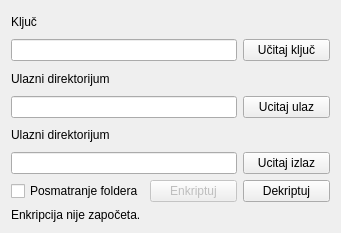
First picture: the form in appgui.ui, repository Pritilender/CryptoLab, before the edit.
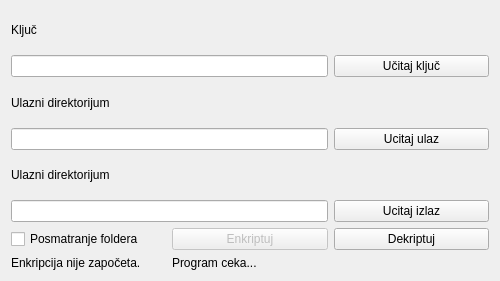
Second picture: the form after the edit.

Diff of the .ui file:
```diff
--- a/appgui.ui
+++ b/appgui.ui
@@ -6,8 +6,8 @@
    <rect>
     <x>0</x>
     <y>0</y>
-    <width>341</width>
-    <height>233</height>
+    <width>500</width>
+    <height>281</height>
    </rect>
   </property>
   <property name="windowTitle">
@@ -195,6 +195,13 @@
        </item>
       </layout>
      </item>
+     <item row="4" column="1">
+      <widget class="QLabel" name="lblRunning">
+       <property name="text">
+        <string>Program ceka...</string>
+       </property>
+      </widget>
+     </item>
     </layout>
    </item>
   </layout>
```
